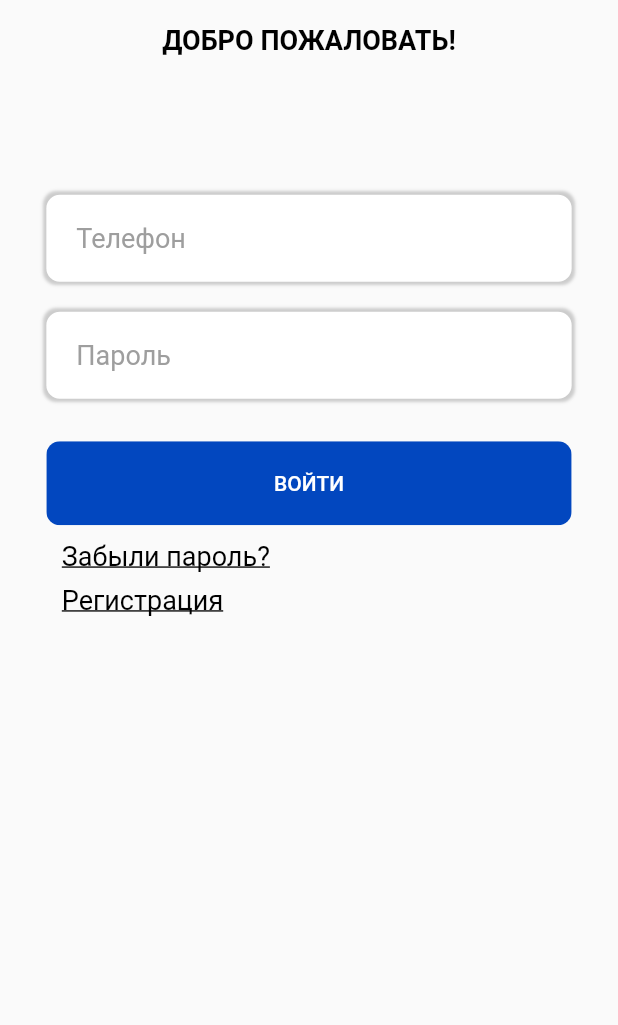
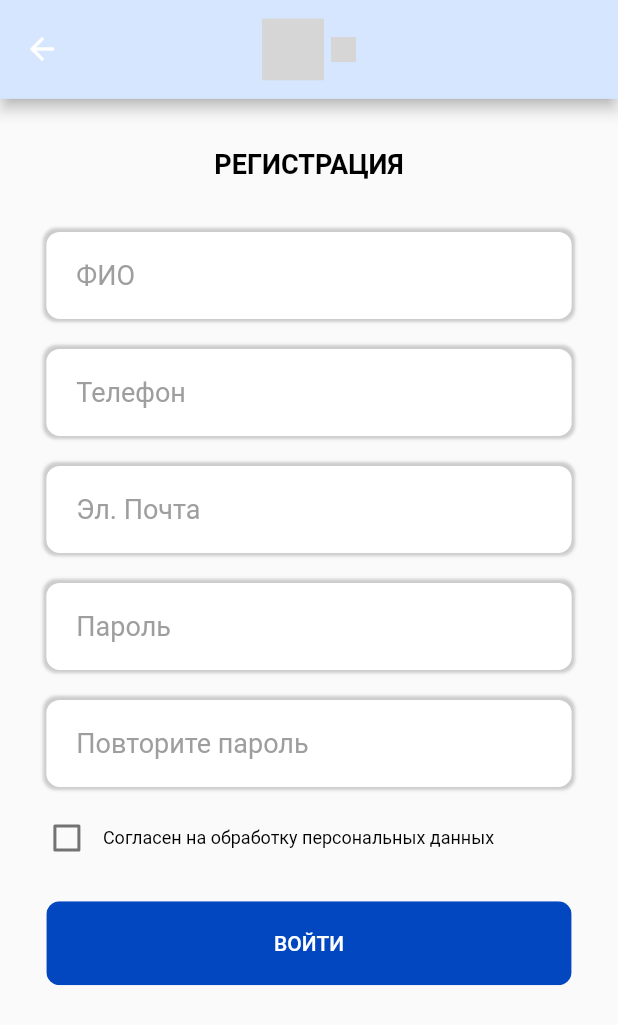
Before and after one commit to tsaplyadmitriy/CorporativeApp, a Flutter app: the LoginBody widget shown alone on an empty page, opened directly, after a tap on "Регистрация", on a phone screen of 412 x 824 dp. Shown: the top 1025 px of the screen. Run offline on Flutter 3.47's test engine with Material 2 defaults, Android fonts, the light colour scheme and no system bars; our stand-ins replace flutter_svg; Roboto replaces fonts that are missing (ProductSans); statements that could not run were skipped; grey boxes are pictures that could not be loaded.

Commit message:
signup added

```diff
--- a/lib/api_requests/api_requests.dart
+++ b/lib/api_requests/api_requests.dart
@@ -28,7 +28,7 @@ class APIRequests {
 
   }
 
-  Future<UserEntity> signUpuser(String email, String id, String phone, String name,String password)async {
+  Future<UserEntity> signUpUser(String email, String id, String phone, String name,String password)async {
 
     var url = constants.baseUrl+" /api/v1/auth/register";
     var response = await http.post(url,
--- a/lib/main.dart
+++ b/lib/main.dart
@@ -14,13 +14,13 @@ class MyApp extends StatelessWidget {
     return MaterialApp(
       title: 'Flutter Demo',
       theme: ThemeData(
-        fontFamily: 'Roboto',
+        fontFamily: 'ProductSans',
 
         textTheme: TextTheme(
         headline1: TextStyle(
           color: Colors.black,
           fontSize: constants.bigTextSize,
-          fontWeight: FontWeight.bold,
+          fontWeight: FontWeight.w700,
          ),
           bodyText1: TextStyle(
             color: Colors.black,
@@ -44,8 +44,8 @@ class MyApp extends StatelessWidget {
 
           ),
           headline4: TextStyle(
-            color: constants.kBackgroundColor,
-            fontSize: 15,
+            color: Colors.black,
+            fontSize: 12,
           ),
           headline5: TextStyle(
             color: Colors.black,
@@ -55,7 +55,7 @@ class MyApp extends StatelessWidget {
         ),
 
         primaryColor: constants.kPrimaryColor,
-        accentColor: constants.kBackgroundColor,
+        accentColor: constants.kPrimaryColor,
         primarySwatch: Colors.blue,
         visualDensity: VisualDensity.adaptivePlatformDensity,
       ),
--- /dev/null
+++ b/lib/widgets/base_screen.dart
@@ -0,0 +1,47 @@
+import 'package:flutter/cupertino.dart';
+import 'package:flutter/material.dart';
+import 'package:flutter_svg/flutter_svg.dart';
+import 'package:lipsar_app/constants.dart';
+import 'package:lipsar_app/widgets/login/login_body.dart';
+
+class BaseScreen extends StatelessWidget{
+
+
+  final Widget child;
+
+  const BaseScreen({this.child});
+
+  @override
+  Widget build(BuildContext context) {
+    Size size = MediaQuery.of(context).size;
+    return Scaffold(
+        appBar: AppBar(
+          centerTitle: true,
+          toolbarHeight: size.height*0.08,
+          backgroundColor: constants.kBackgroundColor,
+          title:Row(
+            mainAxisSize: MainAxisSize.min,
+            children: [
+              SvgPicture.asset(
+                "android/assets/images/logosvg.svg",
+                height: size.height * 0.05,
+              ),
+              SizedBox(width: 5,),
+              SvgPicture.asset(
+                "android/assets/images/logotext.svg",
+                height: size.height * 0.02,
+              ),
+
+
+            ],
+
+          ),),
+        body:child
+    );
+  }
+
+
+
+
+
+}
--- a/lib/widgets/login/login_body.dart
+++ b/lib/widgets/login/login_body.dart
@@ -5,6 +5,7 @@ import 'package:flutter/material.dart';
 import 'package:lipsar_app/components/rounded_button.dart';
 import 'package:lipsar_app/components/rounded_input_field.dart';
 import 'package:lipsar_app/constants.dart';
+import 'package:lipsar_app/widgets/signup/signup_screen.dart';
 
 class LoginBody extends StatelessWidget{
 
@@ -15,7 +16,7 @@ class LoginBody extends StatelessWidget{
   Widget build(BuildContext context) {
     Size size = MediaQuery.of(context).size;
     return Container(
-      padding: EdgeInsets.only(top: size.height*0.02),
+      padding: EdgeInsets.only(top: size.height*0.04),
      height: double.maxFinite,
       child: Column(
 
@@ -78,7 +79,7 @@ class LoginBody extends StatelessWidget{
                       .headline3,)
               ))
           ),
-          SizedBox(height: size.height*0.01,),
+          SizedBox(height: size.height*0.015,),
           Align(
 
               alignment: Alignment.centerLeft,
@@ -88,7 +89,10 @@ class LoginBody extends StatelessWidget{
                   child:
                   InkWell(
                     onTap: (){
-
+                        Navigator.push(context,MaterialPageRoute(
+                          builder: (context) => SignUpScreen()
+                         )
+                        );
 
                     },
                   child:Text("Регистрация",
--- a/lib/widgets/login/login_screen.dart
+++ b/lib/widgets/login/login_screen.dart
@@ -2,6 +2,7 @@ import 'package:flutter/cupertino.dart';
 import 'package:flutter/material.dart';
 import 'package:flutter_svg/flutter_svg.dart';
 import 'package:lipsar_app/constants.dart';
+import 'package:lipsar_app/widgets/base_screen.dart';
 import 'package:lipsar_app/widgets/login/login_body.dart';
 
 class LoginScreen extends StatelessWidget{
@@ -10,30 +11,9 @@ class LoginScreen extends StatelessWidget{
 
   @override
   Widget build(BuildContext context) {
-    Size size = MediaQuery.of(context).size;
-    return Scaffold(
-      appBar: AppBar(
-        centerTitle: true,
-        toolbarHeight: size.height*0.08,
-        backgroundColor: constants.kBackgroundColor,
-        title:Row(
-          mainAxisSize: MainAxisSize.min,
-          children: [
-          SvgPicture.asset(
-            "android/assets/images/logosvg.svg",
-            height: size.height * 0.05,
-          ),
-          SizedBox(width: 5,),
-          SvgPicture.asset(
-            "android/assets/images/logotext.svg",
-            height: size.height * 0.02,
-          ),
 
-
-        ],
-
-      ),),
-      body:LoginBody()
+    return BaseScreen(
+      child: LoginBody(),
     );
   }
 
--- /dev/null
+++ b/lib/widgets/signup/signup_body.dart
@@ -0,0 +1,129 @@
+import 'package:flutter/cupertino.dart';
+import 'package:flutter/material.dart';
+import 'package:lipsar_app/components/rounded_button.dart';
+import 'package:lipsar_app/components/rounded_input_field.dart';
+
+
+
+class SignUpBody extends StatefulWidget{
+
+  @override
+  State<StatefulWidget> createState() => _SignUpBody();
+
+}
+
+class _SignUpBody extends State<SignUpBody>{
+
+
+  bool checkedValue=false;
+  @override
+  Widget build(BuildContext context) {
+    Size size = MediaQuery.of(context).size;
+    return Container(
+      padding: EdgeInsets.only(top: size.height*0.04),
+      height: double.maxFinite,
+      child: Column(
+
+        children: <Widget>[
+          Center(
+
+            child: Text("РЕГИСТРАЦИЯ",
+                style: Theme.of(context)
+                    .textTheme
+                    .headline1),
+          ),
+
+
+          SizedBox(height: size.height*0.03,),
+
+          RoundedInputField(
+
+            hintText: "ФИО",
+            keyboard: TextInputType.visiblePassword,
+            width: 0.85,
+            maxHeight: 0.07,
+            maxCharacters: 30,
+
+          ),
+          RoundedInputField(
+
+            hintText: "Телефон",
+            keyboard: TextInputType.phone,
+            width: 0.85,
+            maxHeight: 0.07,
+            maxCharacters: 30,
+
+          ),
+
+          RoundedInputField(
+
+            hintText: "Эл. Почта",
+            keyboard: TextInputType.visiblePassword,
+            width: 0.85,
+            maxHeight: 0.07,
+            maxCharacters: 30,
+
+          ),
+          RoundedInputField(
+
+            hintText: "Пароль",
+            keyboard: TextInputType.visiblePassword,
+            width: 0.85,
+            maxHeight: 0.07,
+            maxCharacters: 30,
+
+          ),
+          RoundedInputField(
+
+            hintText: "Повторите пароль",
+            keyboard: TextInputType.visiblePassword,
+            width: 0.85,
+            maxHeight: 0.07,
+            maxCharacters: 30,
+
+          ),
+
+          Container(
+            padding: EdgeInsets.only(left:size.width*0.05),
+
+              child:Row(
+            children: [
+              Checkbox(value: checkedValue, onChanged: (state){
+
+                  checkedValue = state;
+
+                setState(() {
+
+                });
+
+              }),
+              Text("Согласен на обработку персональных данных",style: Theme.of(context).textTheme.headline4,)
+
+            ],
+
+          )),
+          SizedBox(height: size.height*0.01,),
+          RoundedButton(
+            text: "ВОЙТИ",
+            textColor: Colors.white,
+
+            press: (){
+
+
+            },
+          ),
+
+
+
+        ],
+
+      ),
+
+
+    );
+  }
+
+
+
+
+}
--- /dev/null
+++ b/lib/widgets/signup/signup_screen.dart
@@ -0,0 +1,23 @@
+import 'package:flutter/cupertino.dart';
+import 'package:lipsar_app/widgets/base_screen.dart';
+import 'package:lipsar_app/widgets/signup/signup_body.dart';
+
+class SignUpScreen extends StatelessWidget{
+
+
+  @override
+  Widget build(BuildContext context) {
+
+    return new BaseScreen(
+      child: new SignUpBody(),
+    );
+
+  }
+
+
+
+
+
+
+
+}
```
Also changed, not shown: pubspec.yaml (+7 -3 lines), 12 other files.
